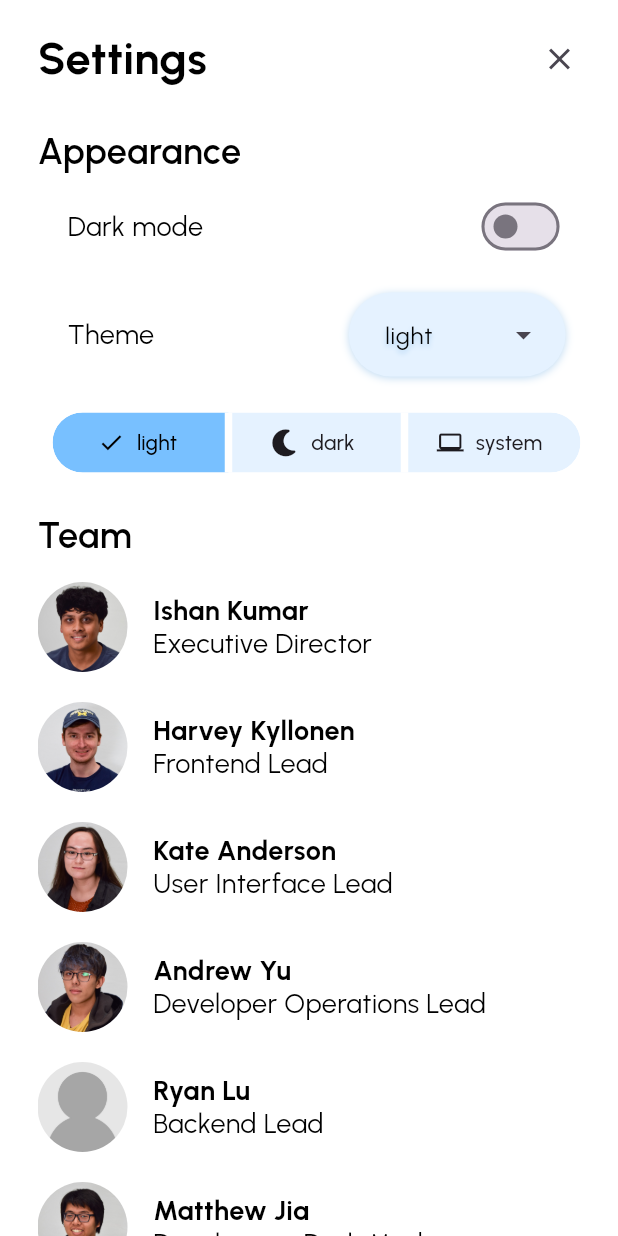
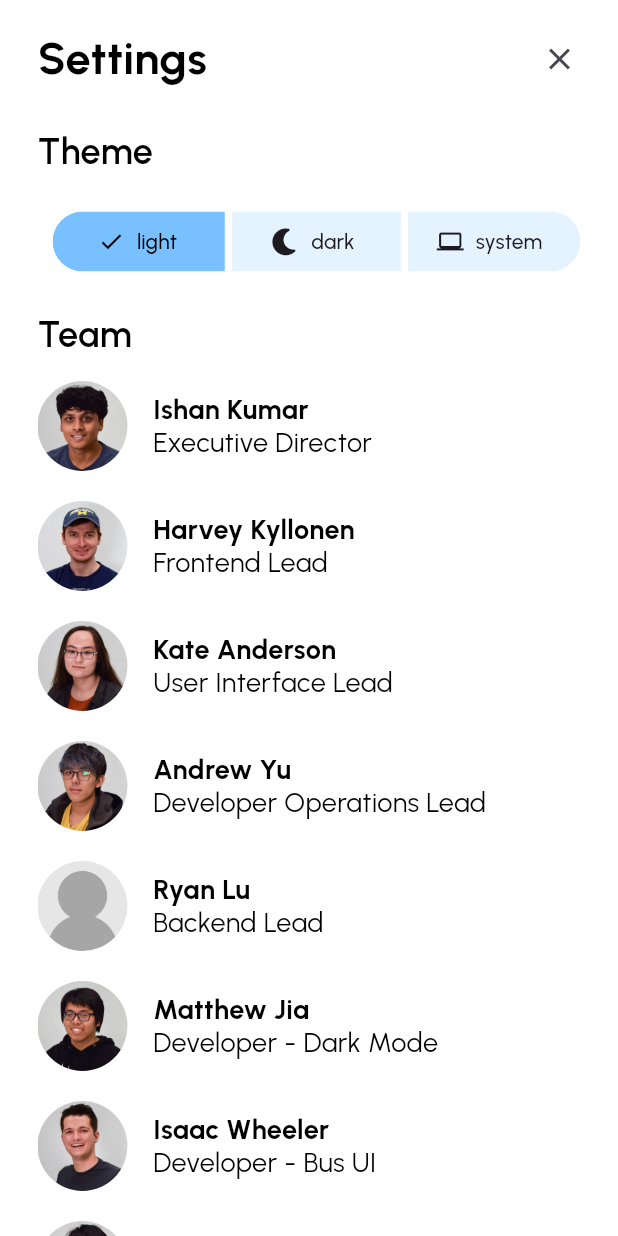
Before and after one commit to mbusdev/bluebus-flutter, a Flutter app: the Settings screen opened directly, on a phone screen of 412 x 824 dp. Run offline on Flutter 3.47's test engine with Material 3 defaults, Android fonts, the phone set to English and light mode, and no system bars; our stand-ins replace flutter_hooks, font_awesome_flutter, geolocator, google_maps_flutter, shared_preferences; missing offline and left inert: flutter_email_sender, haptic_feedback; accounts and stored records are empty.

Commit message:
fix darkmode top bar shadow

```diff
--- a/lib/screens/map_screen.dart
+++ b/lib/screens/map_screen.dart
@@ -1981,7 +1981,7 @@ class _MaizeBusCoreState extends State<MaizeBusCore> {
                               decoration: BoxDecoration(
                                 boxShadow: [
                                   BoxShadow(
-                                    color: Colors.white.withAlpha(150),
+                                    color: isDarkMode(context) ? Colors.black.withAlpha(50) : Colors.white.withAlpha(100),
                                     spreadRadius: 50,
                                     blurRadius: 50,
                                   )
--- a/lib/screens/settings.dart
+++ b/lib/screens/settings.dart
@@ -62,112 +62,13 @@ class _SettingsState extends State<Settings> {
                 const SizedBox(height: 20),
 
                 const Text(
-                  'Appearance',
+                  'Theme',
                   style: TextStyle(
                     fontFamily: 'Urbanist',
                     fontWeight: FontWeight.w600,
                     fontSize: 24,
                   ),
                   textAlign: TextAlign.left,
-                ),
-
-                const SizedBox(height: 10),
-
-                Padding(
-                  padding: const EdgeInsets.symmetric(
-                    horizontal: 20,
-                  ),
-                  child: Row(
-                    mainAxisAlignment: MainAxisAlignment.spaceBetween,
-                    crossAxisAlignment: CrossAxisAlignment.center,
-                    children: [
-                      Text(
-                        'Dark mode',
-                        style: TextStyle(
-                          fontFamily: 'Urbanist',
-                          fontWeight: FontWeight.w400,
-                          fontSize: 18,
-                        ),
-                      ),
-                      Switch(
-                        value: Theme.of(context).brightness == Brightness.dark,
-                        onChanged: (newVal) {
-                          setState(() {
-                            themeProvider.swap(context);
-                          });
-                        },
-                        activeThumbColor: getColor(context, ColorType.opposite),
-                        activeTrackColor: getColor(context, ColorType.highlighted),
-                      ),
-                    ],
-                  )
-                ),
-
-                const SizedBox(height: 20),
-
-                Padding(
-                  padding: const EdgeInsets.symmetric(
-                    horizontal: 20,
-                  ),
-                  child: Row(
-                    mainAxisAlignment: MainAxisAlignment.spaceBetween,
-                    crossAxisAlignment: CrossAxisAlignment.center,
-                    children: [
-                      Text(
-                        'Theme',
-                        style: TextStyle(
-                          fontFamily: 'Urbanist',
-                          fontWeight: FontWeight.w400,
-                          fontSize: 18,
-                        ),
-                      ),
-
-                      DecoratedBox(
-                        decoration: BoxDecoration(
-                          boxShadow: [
-                            BoxShadow(
-                              color: getColor(context, ColorType.mapButtonShadow),
-                              blurRadius: 4,
-                              offset: const Offset(0, 1)
-                            ),
-                          ],
-                          borderRadius: BorderRadius.circular(56),
-                        ),
-                        child: DropdownMenu(
-                          inputDecorationTheme: InputDecorationTheme(
-                            border: OutlineInputBorder(
-                              borderRadius: BorderRadius.circular(56),
-                              borderSide: BorderSide.none
-                            ),
-                            fillColor: getColor(context, ColorType.dim),
-                            filled: true,
-                            contentPadding: EdgeInsets.symmetric(horizontal: 20),
-                          ),
-                          initialSelection: themeProvider.theme,
-                          textStyle: TextStyle(
-                            color: getColor(context, ColorType.opposite),
-                            shadows: [
-                              Shadow(
-                                color: getColor(context, ColorType.mapButtonShadow),
-                                offset: const Offset(0, 2),
-                                blurRadius: 4
-                              ),
-                            ],
-                          ),
-                          dropdownMenuEntries: [
-                            DropdownMenuEntry(value: ThemeStyle.light, label: "light"),
-                            DropdownMenuEntry(value: ThemeStyle.dark, label: "dark"),
-                            DropdownMenuEntry(value: ThemeStyle.system, label: "system"),
-                          ],
-                          onSelected: (ThemeStyle? selected) {
-                            setState(() {
-                              themeProvider.setTheme(selected!);
-                            });
-                          },
-                        ),
-                      ),
-                    ],
-                  )
                 ),
 
                 const SizedBox(height: 20),
```
